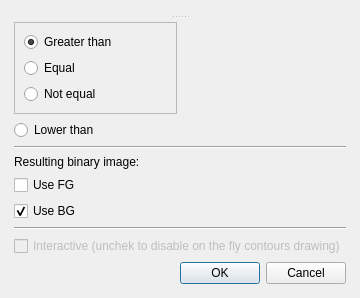
Qt form vv/qt_ui/vvToolBinarize.ui (open-vv/vv) before a commit.
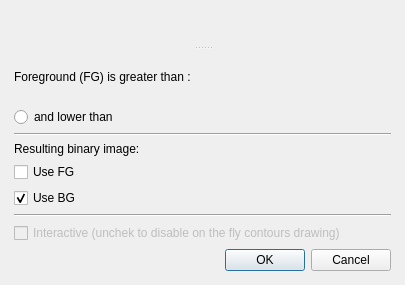
The same form after that commit. Custom widgets are drawn as their Qt base class.

```diff
--- a/vv/qt_ui/vvToolBinarize.ui
+++ b/vv/qt_ui/vvToolBinarize.ui
@@ -6,8 +6,8 @@
    <rect>
     <x>0</x>
     <y>0</y>
-    <width>320</width>
-    <height>298</height>
+    <width>405</width>
+    <height>285</height>
    </rect>
   </property>
   <property name="windowTitle">
@@ -28,71 +28,34 @@
        <item>
         <layout class="QVBoxLayout" name="verticalLayout_3">
          <item>
-          <layout class="QHBoxLayout" name="horizontalLayout">
-           <item>
-            <layout class="QVBoxLayout" name="verticalLayout">
-             <item>
-              <widget class="QFrame" name="frame">
-               <property name="frameShape">
-                <enum>QFrame::StyledPanel</enum>
-               </property>
-               <property name="frameShadow">
-                <enum>QFrame::Raised</enum>
-               </property>
-               <layout class="QVBoxLayout" name="verticalLayout_5">
-                <item>
-                 <widget class="QRadioButton" name="mRadioButtonGreaterThan">
-                  <property name="text">
-                   <string>Greater than</string>
-                  </property>
-                  <property name="checked">
-                   <bool>true</bool>
-                  </property>
-                 </widget>
-                </item>
-                <item>
-                 <widget class="QRadioButton" name="mRadioButtonEqualThan">
-                  <property name="text">
-                   <string>Equal</string>
-                  </property>
-                 </widget>
-                </item>
-                <item>
-                 <widget class="QRadioButton" name="radioButton_3">
-                  <property name="text">
-                   <string>Not equal</string>
-                  </property>
-                 </widget>
-                </item>
-               </layout>
-              </widget>
-             </item>
-            </layout>
-           </item>
-           <item>
-            <widget class="vvIntensityValueSlider" name="mThresholdSlider1" native="true"/>
-           </item>
-          </layout>
-         </item>
-         <item>
-          <layout class="QHBoxLayout" name="horizontalLayout_2">
-           <item>
+          <layout class="QGridLayout" name="gridLayout_2">
+           <item row="2" column="1">
             <widget class="QRadioButton" name="mRadioButtonLowerThan">
              <property name="text">
-              <string>Lower than</string>
+              <string>and lower than</string>
              </property>
              <property name="autoExclusive">
               <bool>false</bool>
              </property>
             </widget>
            </item>
-           <item>
+           <item row="2" column="2">
             <widget class="vvIntensityValueSlider" name="mThresholdSlider2" native="true">
              <property name="enabled">
               <bool>false</bool>
              </property>
             </widget>
            </item>
+           <item row="1" column="1">
+            <widget class="QLabel" name="label_2">
+             <property name="text">
+              <string>Foreground (FG) is greater than : </string>
+             </property>
+            </widget>
+           </item>
+           <item row="1" column="2">
+            <widget class="vvIntensityValueSlider" name="mThresholdSlider1" native="true"/>
+           </item>
           </layout>
          </item>
         </layout>
```
Left out of the diff: 36 changed lines with no effect on the pictures.
